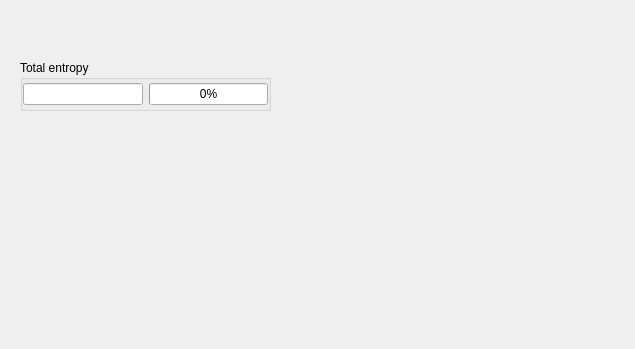
First picture: the form in xentropywidget.ui, repository horsicq/XEntropyWidget, before the edit.
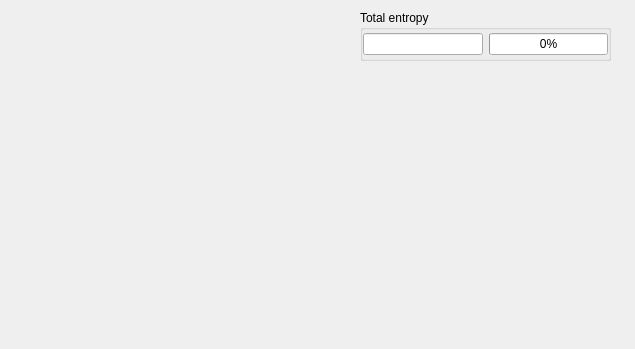
Second picture: the form after the edit.

Patch:
```diff
--- a/xentropywidget.ui
+++ b/xentropywidget.ui
@@ -16,8 +16,8 @@
   <widget class="QGroupBox" name="groupBoxTotalEntropy">
    <property name="geometry">
     <rect>
-     <x>20</x>
-     <y>60</y>
+     <x>360</x>
+     <y>10</y>
      <width>251</width>
      <height>51</height>
     </rect>
```
